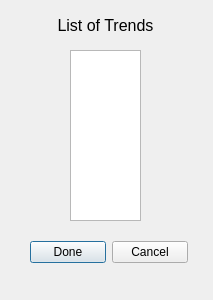
This is choicetrend.ui in Rivares/5part as Qt 5 draws it before an edit. The edited form follows.
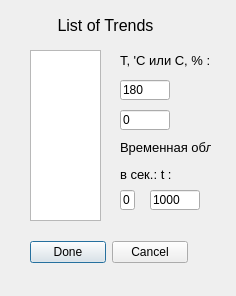
This is the edited form.

What changed in the file:
```diff
--- a/choicetrend.ui
+++ b/choicetrend.ui
@@ -6,8 +6,8 @@
    <rect>
     <x>0</x>
     <y>0</y>
-    <width>213</width>
-    <height>300</height>
+    <width>236</width>
+    <height>296</height>
    </rect>
   </property>
   <property name="windowTitle">
@@ -42,7 +42,7 @@
   <widget class="QListWidget" name="widgetListTrends">
    <property name="geometry">
     <rect>
-     <x>70</x>
+     <x>30</x>
      <y>50</y>
      <width>71</width>
      <height>171</height>
@@ -62,6 +62,117 @@
     <string>&lt;html&gt;&lt;head/&gt;&lt;body&gt;&lt;p align=&quot;center&quot;&gt;&lt;span style=&quot; font-size:12pt;&quot;&gt;List of Trends&lt;/span&gt;&lt;/p&gt;&lt;/body&gt;&lt;/html&gt;</string>
    </property>
   </widget>
+  <widget class="QLabel" name="label_5">
+   <property name="geometry">
+    <rect>
+     <x>120</x>
+     <y>50</y>
+     <width>101</width>
+     <height>22</height>
+    </rect>
+   </property>
+   <property name="text">
+    <string>&lt;html&gt;&lt;head/&gt;&lt;body&gt;&lt;p&gt;&lt;span style=&quot; font-size:10pt;&quot;&gt;T, 'C или С, % :&lt;/span&gt;&lt;/p&gt;&lt;/body&gt;&lt;/html&gt;</string>
+   </property>
+  </widget>
+  <widget class="QLineEdit" name="inputLeftYOfTrend">
+   <property name="enabled">
+    <bool>true</bool>
+   </property>
+   <property name="geometry">
+    <rect>
+     <x>120</x>
+     <y>110</y>
+     <width>50</width>
+     <height>20</height>
+    </rect>
+   </property>
+   <property name="maximumSize">
+    <size>
+     <width>50</width>
+     <height>16777215</height>
+    </size>
+   </property>
+   <property name="text">
+    <string>0</string>
+   </property>
+   <property name="readOnly">
+    <bool>false</bool>
+   </property>
+  </widget>
+  <widget class="QLineEdit" name="inputRightYOfTrend">
+   <property name="geometry">
+    <rect>
+     <x>120</x>
+     <y>80</y>
+     <width>50</width>
+     <height>20</height>
+    </rect>
+   </property>
+   <property name="maximumSize">
+    <size>
+     <width>50</width>
+     <height>16777215</height>
+    </size>
+   </property>
+   <property name="text">
+    <string>180</string>
+   </property>
+  </widget>
+  <widget class="QLabel" name="label_2">
+   <property name="geometry">
+    <rect>
+     <x>120</x>
+     <y>140</y>
+     <width>91</width>
+     <height>41</height>
+    </rect>
+   </property>
+   <property name="text">
+    <string>&lt;html&gt;&lt;head/&gt;&lt;body&gt;&lt;p&gt;&lt;span style=&quot; font-size:10pt;&quot;&gt;Временная обл.&lt;/span&gt;&lt;/p&gt;&lt;p&gt;&lt;span style=&quot; font-size:10pt;&quot;&gt;в сек.: t :&lt;/span&gt;&lt;/p&gt;&lt;/body&gt;&lt;/html&gt;</string>
+   </property>
+  </widget>
+  <widget class="QLineEdit" name="inputLeftXOfTrend">
+   <property name="geometry">
+    <rect>
+     <x>120</x>
+     <y>190</y>
+     <width>15</width>
+     <height>20</height>
+    </rect>
+   </property>
+   <property name="maximumSize">
+    <size>
+     <width>15</width>
+     <height>16777215</height>
+    </size>
+   </property>
+   <property name="text">
+    <string>0</string>
+   </property>
+   <property name="readOnly">
+    <bool>true</bool>
+   </property>
+  </widget>
+  <widget class="QLineEdit" name="inputRightXOfTrend">
+   <property name="geometry">
+    <rect>
+     <x>150</x>
+     <y>190</y>
+     <width>50</width>
+     <height>20</height>
+    </rect>
+   </property>
+   <property name="maximumSize">
+    <size>
+     <width>50</width>
+     <height>16777215</height>
+    </size>
+   </property>
+   <property name="text">
+    <string>1000</string>
+   </property>
+  </widget>
  </widget>
  <resources/>
  <connections/>
```
